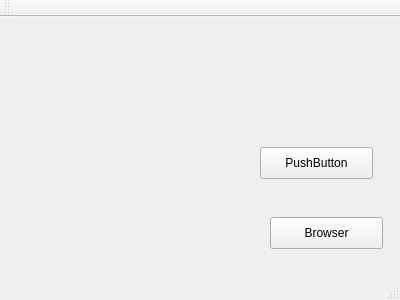
Above: mainwindow.ui from shyf1234567/JPEG_Compression before the change. Below: the same form after it.
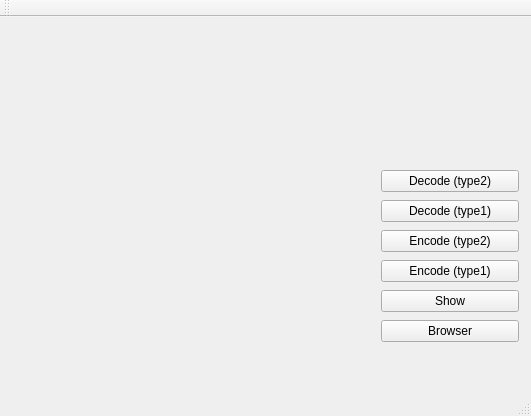
That is the form after the change.

Commit message: implement show

```diff
--- a/mainwindow.ui
+++ b/mainwindow.ui
@@ -6,39 +6,80 @@
    <rect>
     <x>0</x>
     <y>0</y>
-    <width>400</width>
-    <height>300</height>
+    <width>531</width>
+    <height>416</height>
    </rect>
   </property>
   <property name="windowTitle">
    <string>MainWindow</string>
   </property>
   <widget class="QWidget" name="centralWidget">
-   <widget class="QPushButton" name="Browser">
+   <widget class="QLabel" name="label">
     <property name="geometry">
      <rect>
-      <x>270</x>
-      <y>200</y>
-      <width>113</width>
-      <height>32</height>
+      <x>10</x>
+      <y>10</y>
+      <width>351</width>
+      <height>341</height>
      </rect>
     </property>
     <property name="text">
-     <string>Browser</string>
+     <string/>
     </property>
    </widget>
-   <widget class="QPushButton" name="pushButton">
+   <widget class="QWidget" name="verticalLayoutWidget">
     <property name="geometry">
      <rect>
-      <x>260</x>
-      <y>130</y>
-      <width>113</width>
-      <height>32</height>
+      <x>370</x>
+      <y>140</y>
+      <width>160</width>
+      <height>202</height>
      </rect>
     </property>
-    <property name="text">
-     <string>PushButton</string>
-    </property>
+    <layout class="QVBoxLayout" name="verticalLayout_3">
+     <item>
+      <widget class="QPushButton" name="D">
+       <property name="text">
+        <string>Decode (type2)</string>
+       </property>
+      </widget>
+     </item>
+     <item>
+      <widget class="QPushButton" name="Decode1">
+       <property name="text">
+        <string>Decode (type1)</string>
+       </property>
+      </widget>
+     </item>
+     <item>
+      <widget class="QPushButton" name="Encode2">
+       <property name="text">
+        <string>Encode (type2)</string>
+       </property>
+      </widget>
+     </item>
+     <item>
+      <widget class="QPushButton" name="Encode1">
+       <property name="text">
+        <string>Encode (type1)</string>
+       </property>
+      </widget>
+     </item>
+     <item>
+      <widget class="QPushButton" name="Show">
+       <property name="text">
+        <string>Show</string>
+       </property>
+      </widget>
+     </item>
+     <item>
+      <widget class="QPushButton" name="Browser">
+       <property name="text">
+        <string>Browser</string>
+       </property>
+      </widget>
+     </item>
+    </layout>
    </widget>
   </widget>
   <widget class="QMenuBar" name="menuBar">
```
Left out of the diff: 5 changed lines with no effect on the pictures. The commit also changes 5 other files.
